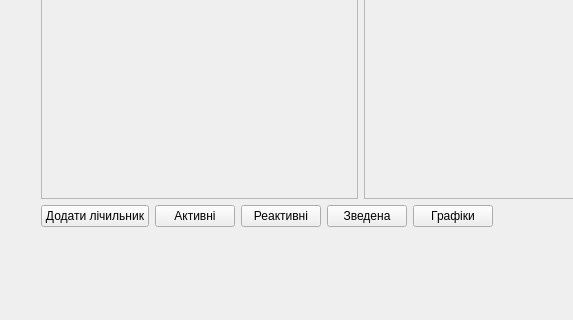
This is mainwindow.ui in kegarlv/DPLDC as Qt 5 draws it before an edit; both pictures show x 0 to 573 and y 140 to 460 of the 711 by 460 pixel window. The edited form follows.
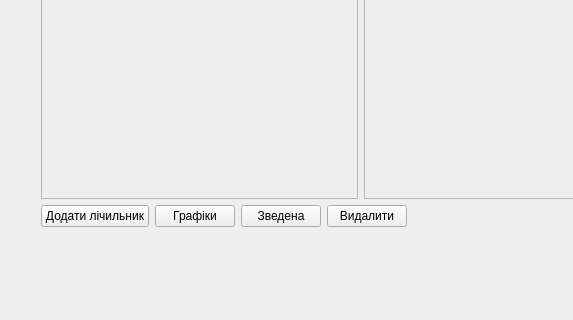
This is the edited form.

The edit to the form file:
```diff
--- a/mainwindow.ui
+++ b/mainwindow.ui
@@ -71,31 +71,6 @@
          </property>
         </widget>
        </item>
-       <item>
-        <layout class="QHBoxLayout" name="horizontalLayout_3">
-         <item>
-          <widget class="QPushButton" name="activeTableButton">
-           <property name="text">
-            <string>Активні</string>
-           </property>
-          </widget>
-         </item>
-         <item>
-          <widget class="QPushButton" name="reactiveTableButton">
-           <property name="text">
-            <string>Реактивні</string>
-           </property>
-          </widget>
-         </item>
-         <item>
-          <widget class="QPushButton" name="cumulativeTableButton">
-           <property name="text">
-            <string>Зведена</string>
-           </property>
-          </widget>
-         </item>
-        </layout>
-       </item>
        <item>
         <widget class="QPushButton" name="graphButton">
          <property name="text">
@@ -103,6 +78,20 @@
          </property>
         </widget>
        </item>
+       <item>
+        <widget class="QPushButton" name="cumulativeTableButton">
+         <property name="text">
+          <string>Зведена</string>
+         </property>
+        </widget>
+       </item>
+       <item>
+        <widget class="QPushButton" name="deleteMeterButton">
+         <property name="text">
+          <string>Видалити</string>
+         </property>
+        </widget>
+       </item>
        <item>
         <spacer name="horizontalSpacer">
          <property name="orientation">
```
Left out of the diff: 4 changed lines with no effect on the pictures.
